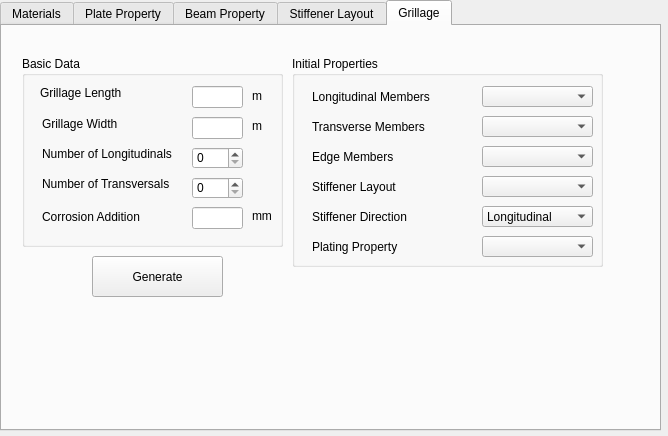
Above: commands/hc_GUI.ui from pprebeg/d3v-sgd before the change. Below: the same form after it.
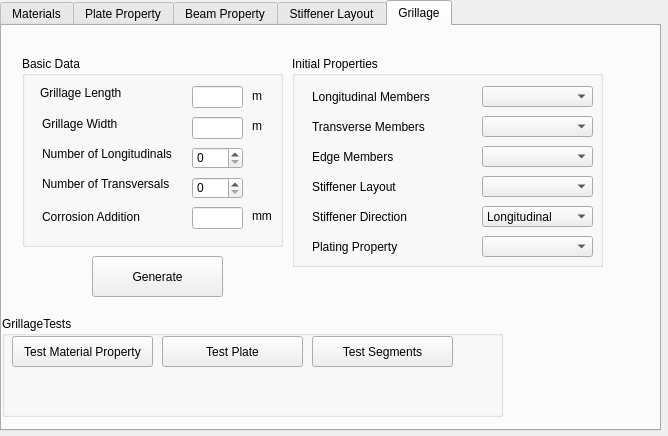
That is the form after the change.

Commit message: New HC bugfix: corrected input value types. Added debugging mode and debug menu with tests into new HC GUI.

Patch:
```diff
--- a/commands/hc_GUI.ui
+++ b/commands/hc_GUI.ui
@@ -2050,6 +2050,58 @@
       </property>
      </widget>
     </widget>
+    <widget class="QGroupBox" name="groupBox_GrillageTests">
+     <property name="geometry">
+      <rect>
+       <x>0</x>
+       <y>290</y>
+       <width>501</width>
+       <height>101</height>
+      </rect>
+     </property>
+     <property name="title">
+      <string>GrillageTests</string>
+     </property>
+     <widget class="QPushButton" name="btnTestMaterials">
+      <property name="geometry">
+       <rect>
+        <x>10</x>
+        <y>20</y>
+        <width>141</width>
+        <height>31</height>
+       </rect>
+      </property>
+      <property name="text">
+       <string>Test Material Property</string>
+      </property>
+     </widget>
+     <widget class="QPushButton" name="btnTestPlate">
+      <property name="geometry">
+       <rect>
+        <x>160</x>
+        <y>20</y>
+        <width>141</width>
+        <height>31</height>
+       </rect>
+      </property>
+      <property name="text">
+       <string>Test Plate</string>
+      </property>
+     </widget>
+     <widget class="QPushButton" name="btnTestSegments">
+      <property name="geometry">
+       <rect>
+        <x>310</x>
+        <y>20</y>
+        <width>141</width>
+        <height>31</height>
+       </rect>
+      </property>
+      <property name="text">
+       <string>Test Segments</string>
+      </property>
+     </widget>
+    </widget>
    </widget>
   </widget>
  </widget>
```
The commit also changes 1 other file.
